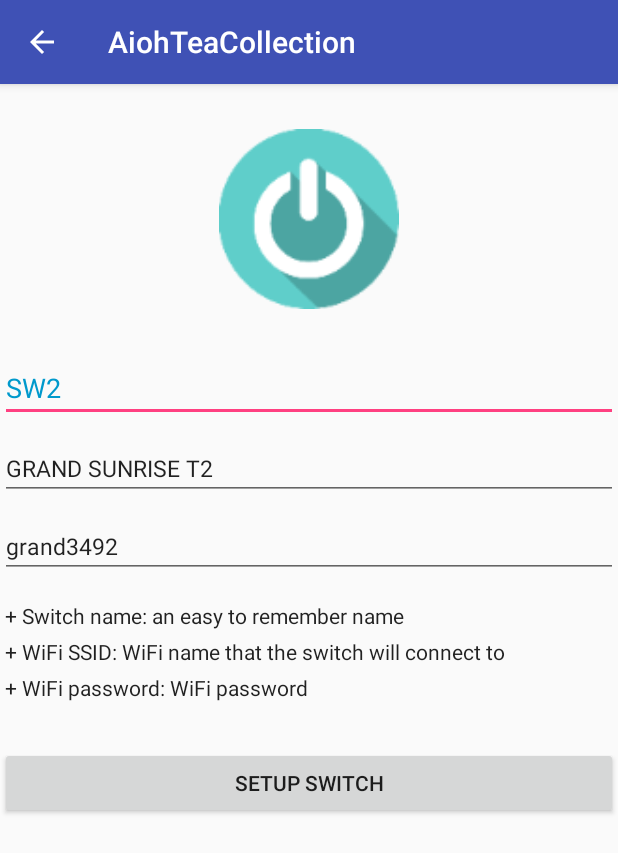
After one commit to truongvinhnhunguyen/AiOhTeaCollection, an Android app: the SwitchSetup screen opened directly, with no data from a screen before it, on a phone screen of 412 x 824 dp. The commit adds this screen. Shown: the top 853 px of the screen. Run offline under Robolectric (Android 15) with nearby library versions, the phone set to English and light mode, and no system bars.

Commit message:
Raw of Switch setup

```diff
--- a/app/src/main/java/com/aiohtea/aiohteacollection/SwitchAdding.java
+++ b/app/src/main/java/com/aiohtea/aiohteacollection/SwitchAdding.java
@@ -1,6 +1,5 @@
 package com.aiohtea.aiohteacollection;
 
-import android.app.Activity;
 import android.content.Intent;
 import android.os.Bundle;
 import android.support.v7.app.AppCompatActivity;
--- /dev/null
+++ b/app/src/main/res/layout/switch_setup.xml
@@ -0,0 +1,83 @@
+<?xml version="1.0" encoding="utf-8"?>
+<LinearLayout xmlns:android="http://schemas.android.com/apk/res/android"
+    xmlns:app="http://schemas.android.com/apk/res-auto"
+    xmlns:tools="http://schemas.android.com/tools"
+    android:orientation="vertical" android:layout_width="match_parent"
+    android:layout_height="match_parent">
+
+    <ImageView
+        android:id="@+id/imageView2"
+        android:layout_width="match_parent"
+        android:layout_height="150dp"
+        android:contentDescription="@string/app_name"
+        android:paddingTop="30dp"
+        app:srcCompat="@mipmap/aiohtea_sw_on" />
+
+    <Space
+        android:layout_width="match_parent"
+        android:layout_height="30dp" />
+
+    <EditText
+        android:id="@+id/switch_id_box"
+        android:layout_width="match_parent"
+        android:layout_height="wrap_content"
+        android:ems="10"
+        android:hint="@string/switch_id_box"
+        android:inputType="textPersonName"
+        android:maxLength="32"
+        android:text="SW2"
+        android:textColor="@android:color/holo_blue_dark"
+        tools:ignore="HardcodedText" />
+
+    <Space
+        android:layout_width="match_parent"
+        android:layout_height="10dp" />
+
+    <EditText
+        android:id="@+id/wifi_ssid_box"
+        android:layout_width="match_parent"
+        android:layout_height="wrap_content"
+        android:ems="10"
+        android:hint="@string/ssid_box"
+        android:inputType="textPersonName"
+        android:text="GRAND SUNRISE T2"
+        android:textSize="15sp" />
+    <Space
+        android:layout_width="match_parent"
+        android:layout_height="10dp" />
+
+    <EditText
+        android:id="@+id/wifi_password_box"
+        android:layout_width="match_parent"
+        android:layout_height="wrap_content"
+        android:ems="10"
+        android:hint="@string/wifi_password_box"
+        android:inputType="textPassword|textVisiblePassword"
+        android:text="grand3492"
+        android:textSize="15sp" />
+
+    <Space
+        android:layout_width="match_parent"
+        android:layout_height="15dp" />
+
+    <TextView
+        android:id="@+id/textView"
+        android:layout_width="match_parent"
+        android:layout_height="wrap_content"
+        android:lineSpacingExtra="8sp"
+        android:text="@string/setup_switch_guide"
+        android:textAppearance="@style/TextAppearance.AppCompat.Body1" />
+
+    <Space
+        android:layout_width="match_parent"
+        android:layout_height="30dp" />
+
+    <Button
+        android:id="@+id/switch_setup"
+        android:layout_width="match_parent"
+        android:layout_height="wrap_content"
+        android:onClick="setupSwitchOnClick"
+        android:paddingTop="10dp"
+        android:text="@string/setup_switch" />
+
+</LinearLayout>
--- a/app/src/main/res/menu/menu_main.xml
+++ b/app/src/main/res/menu/menu_main.xml
@@ -3,9 +3,10 @@
     xmlns:tools="http://schemas.android.com/tools"
     tools:context="com.aiohtea.aiohteacollection.MainActivity">
     <item
-        android:id="@+id/action_settings"
+        android:id="@+id/action_setingup_devices"
+        android:checkable="false"
         android:orderInCategory="100"
-        android:title="@string/action_settings" />
+        android:title="@string/action_setingup_devices" />
     <item
         android:id="@+id/action_about"
         android:orderInCategory="100"
--- a/app/src/main/res/values/strings.xml
+++ b/app/src/main/res/values/strings.xml
@@ -1,9 +1,14 @@
+<?xml version="1.0" encoding="utf-8"?>
+
 <resources>
     <string name="app_name">AiohTeaCollection</string>
-    <string name="action_settings">Settings</string>
+    <string name="action_setingup_devices">Setup device...</string>
     <string name="button">Button</string>
     <string name="add_switch">ADD SWITCH</string>
-    <string name="add_switch_guide">Enter ID and Description of switch that was attached to network, press ADD SWITCH button to add the switch to your device collection.</string>
+    <string name="add_switch_guide">
+        Enter ID and Description of switch that was attached to network,
+        press ADD SWITCH button to add the switch to your device collection.
+    </string>
     <string name="switch_desc_box">Switch Description</string>
     <string name="switch_id_box">Switch Name</string>
     <string name="action_about">About...</string>
@@ -16,4 +21,16 @@
     <string name="sw_off">"STATUS: OFF"</string>
     <string name="sw_off_line">"STATUS: OFFLINE"</string>
     <string name="sw_unknown">"Tap to find the switch"</string>
+
+    <!--> SWITCH SETUP</!-->
+    <string name="setup_switch_guide">
+        \u0020+ Switch name: an easy to remember name\n
+        + WiFi SSID: WiFi name that the switch will connect to\n
+        + WiFi password: WiFi password
+    </string>
+
+    <string name="setup_switch">SETUP SWITCH</string>
+    <string name="ssid_box">WiFi SSID</string>
+    <string name="wifi_password_box">WiFi password</string>
+
 </resources>
```
Also changed, not shown: app/src/main/AndroidManifest.xml (+10 -0 lines), app/src/main/java/com/aiohtea/aiohteacollection/EmptyListItem.java (deleted, +0 -34 lines), app/src/main/java/com/aiohtea/aiohteacollection/MainActivity.java (+43 -28 lines), app/src/main/java/com/aiohtea/aiohteacollection/SwitchSetup.java (added, +128 -0 lines), app/src/main/res/layout/about.xml (renamed from app/src/main/res/layout/dev_list_empty_view.xml, +17 -9 lines), 1 other file.
